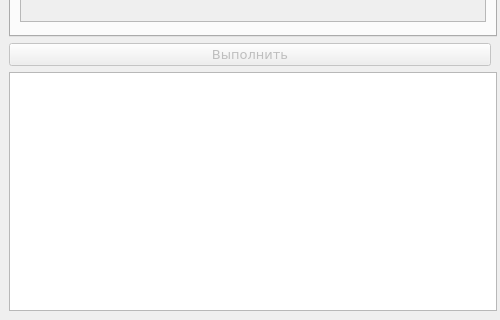
Above: app/ui/main.ui from ntsfv/flasher before the change; both pictures show x 0 to 500 and y 440 to 760 of the 500 by 760 pixel window. Below: the same form after it.
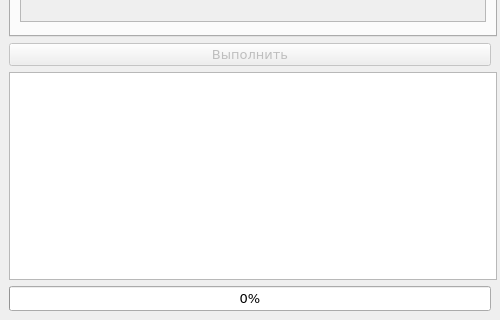
That is the form after the change. Icons and pictures are not drawn.

```diff
--- a/app/ui/main.ui
+++ b/app/ui/main.ui
@@ -1516,6 +1516,13 @@
       </property>
      </widget>
     </item>
+    <item>
+     <widget class="QProgressBar" name="pbar">
+      <property name="value">
+       <number>0</number>
+      </property>
+     </widget>
+    </item>
    </layout>
   </widget>
   <widget class="QMenuBar" name="menuBar">
```
